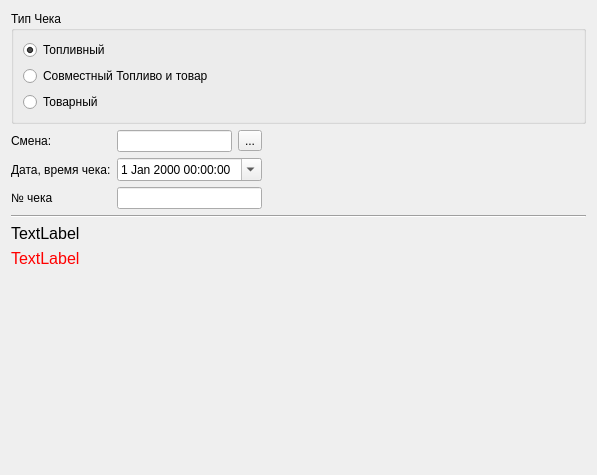
Before: the Qt Designer form RecoveryWizard/shiftspage.ui in rust3128/CheckRecoveryWizard, drawn with Qt 5.
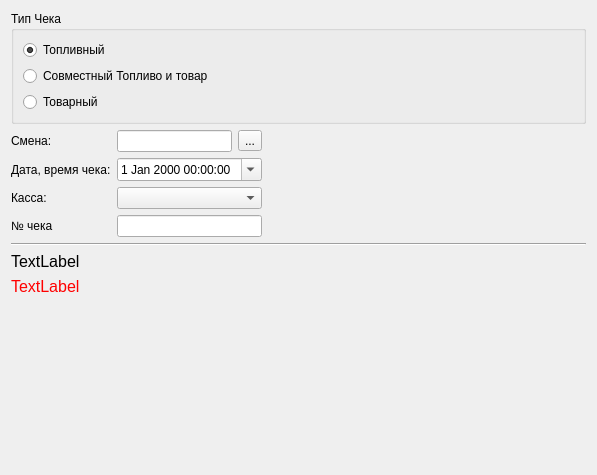
After: the same form once the commit is applied.

```diff
--- a/RecoveryWizard/shiftspage.ui
+++ b/RecoveryWizard/shiftspage.ui
@@ -114,16 +114,26 @@
        </property>
       </widget>
      </item>
-     <item row="2" column="0">
+     <item row="3" column="0">
       <widget class="QLabel" name="label_3">
        <property name="text">
         <string>№ чека</string>
        </property>
       </widget>
      </item>
-     <item row="2" column="1">
+     <item row="3" column="1">
       <widget class="QLineEdit" name="lineEditNumCheck"/>
      </item>
+     <item row="2" column="0">
+      <widget class="QLabel" name="LabelPoss">
+       <property name="text">
+        <string>Касса:</string>
+       </property>
+      </widget>
+     </item>
+     <item row="2" column="1">
+      <widget class="QComboBox" name="comboBoxPoss"/>
+     </item>
     </layout>
    </item>
    <item row="0" column="0" colspan="3">
```
Left out of the diff: 92 changed lines with no effect on the pictures.
